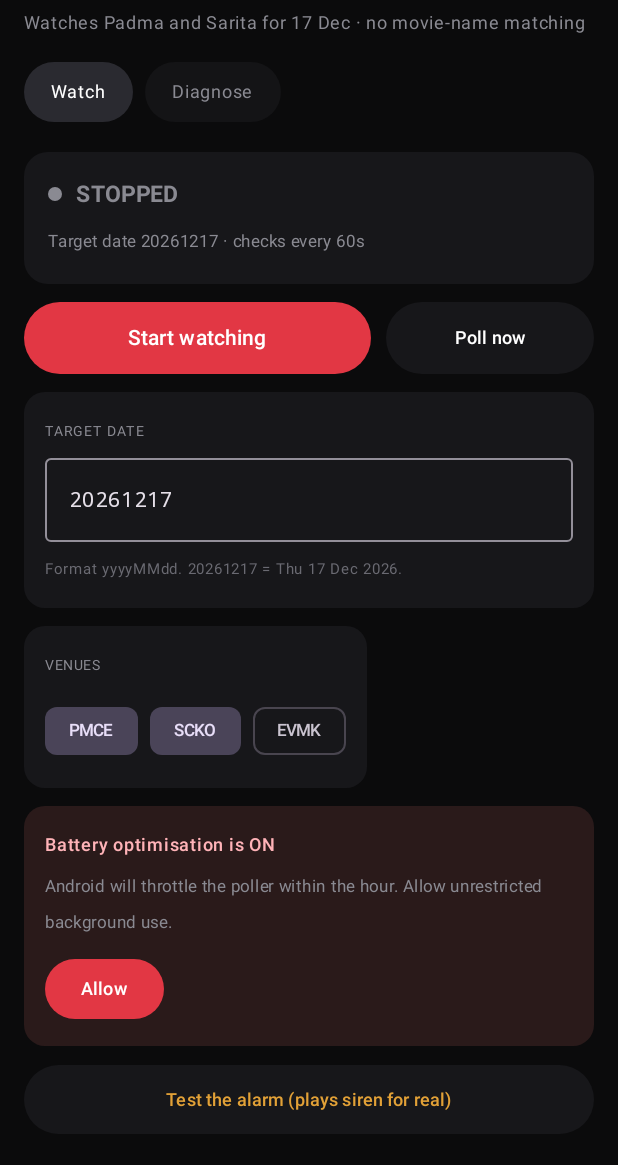
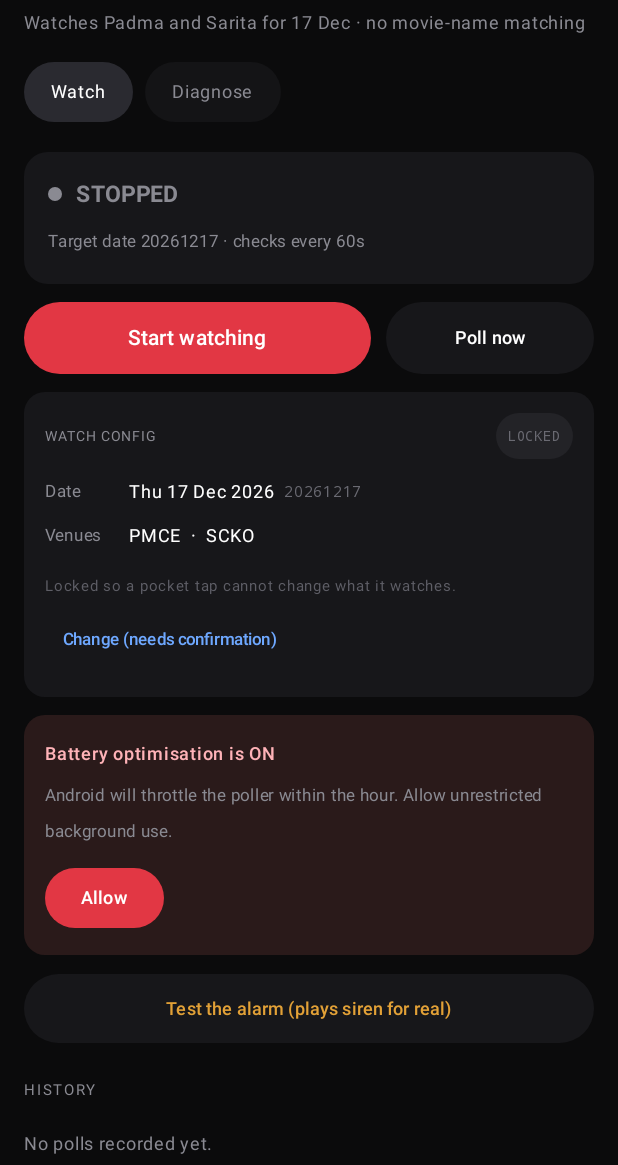
Before and after one commit to safadcp14/bms-kochi-watch, an Android app built with Jetpack Compose: the screen it shows after launch (MainActivity), on a phone screen of 412 x 824 dp, the part 71-1236 px from its top. Run offline under Robolectric (Android 15) with nearby library versions, the phone set to English and light mode, and no system bars; pictures from the network do not load.

Commit message:
v0.3: lock config behind EDIT confirmation, remove control venue from targets, confirm stop

```diff
--- a/app/build.gradle.kts
+++ b/app/build.gradle.kts
@@ -12,8 +12,8 @@ android {
         applicationId = "com.safad.bmsprobe"
         minSdk = 26
         targetSdk = 34
-        versionCode = 3
-        versionName = "0.2.1"
+        versionCode = 4
+        versionName = "0.3"
     }
 
     buildFeatures {
--- a/app/src/main/java/com/safad/bmsprobe/MainActivity.kt
+++ b/app/src/main/java/com/safad/bmsprobe/MainActivity.kt
@@ -30,6 +30,7 @@ import androidx.compose.foundation.lazy.items
 import androidx.compose.foundation.shape.RoundedCornerShape
 import androidx.compose.material3.Button
 import androidx.compose.material3.ButtonDefaults
+import androidx.compose.material3.AlertDialog
 import androidx.compose.material3.Card
 import androidx.compose.material3.CardDefaults
 import androidx.compose.material3.FilterChip
@@ -37,6 +38,7 @@ import androidx.compose.material3.MaterialTheme
 import androidx.compose.material3.OutlinedTextField
 import androidx.compose.material3.Surface
 import androidx.compose.material3.Text
+import androidx.compose.material3.TextButton
 import androidx.compose.material3.darkColorScheme
 import androidx.compose.runtime.Composable
 import androidx.compose.runtime.DisposableEffect
@@ -144,7 +146,8 @@ private fun WatchScreen() {
     val degraded by WatchState.degraded.collectAsState()
     var now by remember { mutableStateOf(System.currentTimeMillis()) }
     var hist by remember { mutableStateOf<List<HistoryEntry>>(emptyList()) }
-    var notified by remember { mutableStateOf(Prefs.lastAlert(ctx, "PMCE") > 0) }
+    var confirmStop by remember { mutableStateOf(false) }
+    var editing by remember { mutableStateOf(false) }
 
     LaunchedEffect(Unit) {
         while (true) {
@@ -154,6 +157,31 @@ private fun WatchScreen() {
     }
     LaunchedEffect(running, nextAt) {
         hist = History.recent(ctx, 30)
+    }
+
+    if (confirmStop) {
+        AlertDialog(
+            onDismissRequest = { confirmStop = false },
+            title = { Text("Stop watching?") },
+            text = { Text("The watcher stops and you will not be alerted when 17 Dec opens.") },
+            confirmButton = {
+                TextButton(onClick = {
+                    confirmStop = false
+                    WatchService.stop(ctx)
+                }) { Text("Stop", color = RED) }
+            },
+            dismissButton = {
+                TextButton(onClick = { confirmStop = false }) { Text("Keep watching") }
+            },
+        )
+    }
+
+    if (editing) {
+        ConfigDialog(
+            currentTarget = target,
+            currentCodes = Prefs.watchCodes(ctx),
+            onDismiss = { editing = false },
+        )
     }
 
     LazyColumn(
@@ -170,11 +198,7 @@ private fun WatchScreen() {
             Row(horizontalArrangement = Arrangement.spacedBy(10.dp)) {
                 Button(
                     onClick = {
-                        if (running) {
-                            WatchService.stop(ctx)
-                        } else {
-                            WatchService.start(ctx)
-                        }
+                        if (running) confirmStop = true else WatchService.start(ctx)
                     },
                     modifier = Modifier.weight(1f).height(48.dp),
                     colors = ButtonDefaults.buttonColors(
@@ -196,9 +220,7 @@ private fun WatchScreen() {
 
         items(venues) { v -> VenueCard(v) }
 
-        item { TargetCard(target) }
-
-        item { VenuePicker() }
+        item { ConfigCard(target) { editing = true } }
 
         item { BatteryCard() }
 
@@ -333,64 +355,158 @@ private fun VenueCard(v: VenueState) {
 }
 
 @Composable
-private fun TargetCard(target: String) {
+private fun ConfigCard(target: String, onEdit: () -> Unit) {
     val ctx = LocalContext.current
-    var text by remember { mutableStateOf(target) }
+    val codes = Prefs.watchCodes(ctx).sorted()
+
     Card(colors = CardDefaults.cardColors(containerColor = CARD), shape = RoundedCornerShape(14.dp)) {
         Column(Modifier.padding(14.dp)) {
-            Text("TARGET DATE", fontSize = 9.sp, color = SUB, letterSpacing = 1.1.sp)
-            Spacer(Modifier.height(6.dp))
-            OutlinedTextField(
-                value = text,
-                onValueChange = { s ->
-                    if (s.length <= 8 && s.all { it.isDigit() }) {
-                        text = s
-                        if (s.length == 8) {
-                            Prefs.setTarget(ctx, s)
-                            WatchState.targetDate.value = s
+            Row(verticalAlignment = Alignment.CenterVertically) {
+                Text("WATCH CONFIG", fontSize = 9.sp, color = SUB, letterSpacing = 1.1.sp)
+                Spacer(Modifier.weight(1f))
+                Text(
+                    "LOCKED",
+                    fontSize = 9.sp,
+                    color = Color(0xFF6A6A72),
+                    fontFamily = FontFamily.Monospace,
+                    modifier = Modifier
+                        .background(Color(0xFF232327), RoundedCornerShape(50))
+                        .padding(horizontal = 8.dp, vertical = 3.dp),
+                )
             }
+
+            Spacer(Modifier.height(10.dp))
+            Row {
+                Text("Date", fontSize = 11.sp, color = SUB, modifier = Modifier.width(56.dp))
+                Text(humanDate(target), fontSize = 12.sp, color = Color.White)
+                Spacer(Modifier.width(6.dp))
+                Text(target, fontSize = 10.sp, color = Color(0xFF6A6A72), fontFamily = FontFamily.Monospace)
             }
-                },
-                singleLine = true,
-                modifier = Modifier.fillMaxWidth(),
-                textStyle = androidx.compose.ui.text.TextStyle(
-                    fontFamily = FontFamily.Monospace,
-                    fontSize = 14.sp,
-                ),
+            Spacer(Modifier.height(5.dp))
+            Row {
+                Text("Venues", fontSize = 11.sp, color = SUB, modifier = Modifier.width(56.dp))
+                Text(codes.joinToString("  ·  "), fontSize = 12.sp, color = Color.White)
+            }
+
+            Spacer(Modifier.height(9.dp))
+            Text(
+                "Locked so a pocket tap cannot change what it watches.",
+                fontSize = 10.sp,
+                color = Color(0xFF5E5E66),
             )
-            Text(
-                "Format yyyyMMdd. 20261217 = Thu 17 Dec 2026.",
-                fontSize = 10.sp,
-                color = Color(0xFF6A6A72),
-                modifier = Modifier.padding(top = 6.dp),
-            )
+            TextButton(onClick = onEdit) {
+                Text("Change (needs confirmation)", fontSize = 11.sp, color = Color(0xFF6EA8FF))
+            }
         }
     }
 }
 
 @Composable
-private fun VenuePicker() {
+private fun ConfigDialog(currentTarget: String, currentCodes: Set<String>, onDismiss: () -> Unit) {
     val ctx = LocalContext.current
-    var codes by remember { mutableStateOf(Prefs.watchCodes(ctx)) }
-    Card(colors = CardDefaults.cardColors(containerColor = CARD), shape = RoundedCornerShape(14.dp)) {
-        Column(Modifier.padding(14.dp)) {
-            Text("VENUES", fontSize = 9.sp, color = SUB, letterSpacing = 1.1.sp)
-            Spacer(Modifier.height(8.dp))
+    var unlocked by remember { mutableStateOf(false) }
+    var phrase by remember { mutableStateOf("") }
+    var date by remember { mutableStateOf(currentTarget) }
+    var codes by remember { mutableStateOf(currentCodes) }
+
+    if (!unlocked) {
+        AlertDialog(
+            onDismissRequest = onDismiss,
+            title = { Text("Locked") },
+            text = {
+                Column {
+                    Text(
+                        "This decides what the watcher looks for and what wakes you up. " +
+                            "Type EDIT to unlock it.",
+                        fontSize = 13.sp,
+                    )
+                    Spacer(Modifier.height(12.dp))
+                    OutlinedTextField(
+                        value = phrase,
+                        onValueChange = { phrase = it },
+                        singleLine = true,
+                        label = { Text("Type EDIT") },
+                        modifier = Modifier.fillMaxWidth(),
+                    )
+                }
+            },
+            confirmButton = {
+                TextButton(
+                    onClick = { unlocked = true },
+                    enabled = phrase.trim().equals("EDIT", ignoreCase = true),
+                ) { Text("Unlock") }
+            },
+            dismissButton = { TextButton(onClick = onDismiss) { Text("Cancel") } },
+        )
+        return
+    }
+
+    val dateOk = date.length == 8 && date.all { it.isDigit() }
+
+    AlertDialog(
+        onDismissRequest = onDismiss,
+        title = { Text("Watch config") },
+        text = {
+            Column {
+                OutlinedTextField(
+                    value = date,
+                    onValueChange = { s -> if (s.length <= 8 && s.all { it.isDigit() }) date = s },
+                    singleLine = true,
+                    label = { Text("Target date · yyyyMMdd") },
+                    textStyle = androidx.compose.ui.text.TextStyle(
+                        fontFamily = FontFamily.Monospace,
+                        fontSize = 14.sp,
+                    ),
+                    modifier = Modifier.fillMaxWidth(),
+                )
+                Text(
+                    if (dateOk) humanDate(date) else "needs 8 digits",
+                    fontSize = 11.sp,
+                    color = if (dateOk) SUB else AMBER,
+                    modifier = Modifier.padding(top = 4.dp),
+                )
+
+                Spacer(Modifier.height(14.dp))
+                Text("Venues", fontSize = 11.sp, color = SUB)
                 Row(horizontalArrangement = Arrangement.spacedBy(8.dp)) {
-                ALL_VENUES.forEach { v ->
+                    listOf("PMCE" to "Padma", "SCKO" to "Sarita").forEach { (code, label) ->
                         FilterChip(
-                        selected = v.code in codes,
+                            selected = code in codes,
                             onClick = {
-                            codes = if (v.code in codes) codes - v.code else codes + v.code
-                            Prefs.setWatchCodes(ctx, codes)
+                                codes = if (code in codes) codes - code else codes + code
                             },
-                        label = { Text(v.code, fontSize = 11.sp) },
+                            label = { Text(label, fontSize = 11.sp) },
                         )
                     }
                 }
+                Text(
+                    "At least one has to stay on.",
+                    fontSize = 10.sp,
+                    color = if (codes.isEmpty()) AMBER else Color(0xFF5E5E66),
+                )
             }
+        },
+        confirmButton = {
+            TextButton(
+                onClick = {
+                    Prefs.setTarget(ctx, date)
+                    Prefs.setWatchCodes(ctx, codes)
+                    WatchState.targetDate.value = date
+                    WatchState.resetVenues(Prefs.watchedVenues(ctx))
+                    onDismiss()
+                },
+                enabled = dateOk && codes.isNotEmpty(),
+            ) { Text("Save & lock") }
+        },
+        dismissButton = { TextButton(onClick = onDismiss) { Text("Cancel") } },
+    )
 }
-}
+
+private fun humanDate(yyyymmdd: String): String = runCatching {
+    val parser = java.text.SimpleDateFormat("yyyyMMdd", java.util.Locale.US)
+    val out = java.text.SimpleDateFormat("EEE d MMM yyyy", java.util.Locale.US)
+    out.format(parser.parse(yyyymmdd)!!)
+}.getOrDefault(yyyymmdd)
 
 @Composable
 private fun BatteryCard() {
--- a/app/src/main/java/com/safad/bmsprobe/Prefs.kt
+++ b/app/src/main/java/com/safad/bmsprobe/Prefs.kt
@@ -5,18 +5,36 @@ import android.content.Context
 object Prefs {
     private const val NAME = "watch"
 
+    const val DEFAULT_TARGET = "20261217"
+    val DEFAULT_CODES = setOf("PMCE", "SCKO")
+
     private fun sp(c: Context) = c.getSharedPreferences(NAME, Context.MODE_PRIVATE)
 
-    fun target(c: Context): String = sp(c).getString("target", "20261217") ?: "20261217"
+    fun target(c: Context): String {
+        val v = sp(c).getString("target", DEFAULT_TARGET) ?: DEFAULT_TARGET
+        return if (v.length == 8 && v.all { it.isDigit() }) v else DEFAULT_TARGET
+    }
+
     fun setTarget(c: Context, v: String) = sp(c).edit().putString("target", v).apply()
 
     fun interval(c: Context): Int = sp(c).getInt("interval", 60)
     fun setInterval(c: Context, v: Int) = sp(c).edit().putInt("interval", v).apply()
 
-    fun watchCodes(c: Context): Set<String> =
-        sp(c).getStringSet("codes", setOf("PMCE", "SCKO")) ?: setOf("PMCE", "SCKO")
+    /**
+     * Only the two target screens are ever watchable. The control venue (EVMK) must never
+     * end up here: 17 Dec is already on sale there, so watching it would fire a false alarm
+     * the moment the service starts.
+     */
+    fun watchCodes(c: Context): Set<String> {
+        val raw = sp(c).getStringSet("codes", DEFAULT_CODES) ?: DEFAULT_CODES
+        val clean = raw.filter { it == "PMCE" || it == "SCKO" }.toSet()
+        return clean.ifEmpty { DEFAULT_CODES }
+    }
 
-    fun setWatchCodes(c: Context, v: Set<String>) = sp(c).edit().putStringSet("codes", v).apply()
+    fun setWatchCodes(c: Context, v: Set<String>) {
+        val clean = v.filter { it == "PMCE" || it == "SCKO" }.toSet().ifEmpty { DEFAULT_CODES }
+        sp(c).edit().putStringSet("codes", clean).apply()
+    }
 
     fun autoStart(c: Context): Boolean = sp(c).getBoolean("autostart", true)
     fun setAutoStart(c: Context, v: Boolean) = sp(c).edit().putBoolean("autostart", v).apply()
@@ -27,6 +45,9 @@ object Prefs {
 
     fun watchedVenues(c: Context): List<Venue> {
         val codes = watchCodes(c)
-        return ALL_VENUES.filter { it.code in codes }
+        return listOfNotNull(
+            ALL_VENUES.firstOrNull { it.code == "PMCE" && "PMCE" in codes },
+            ALL_VENUES.firstOrNull { it.code == "SCKO" && "SCKO" in codes },
+        )
     }
 }
```
Lines whose indentation alone changed are shown as unchanged.
